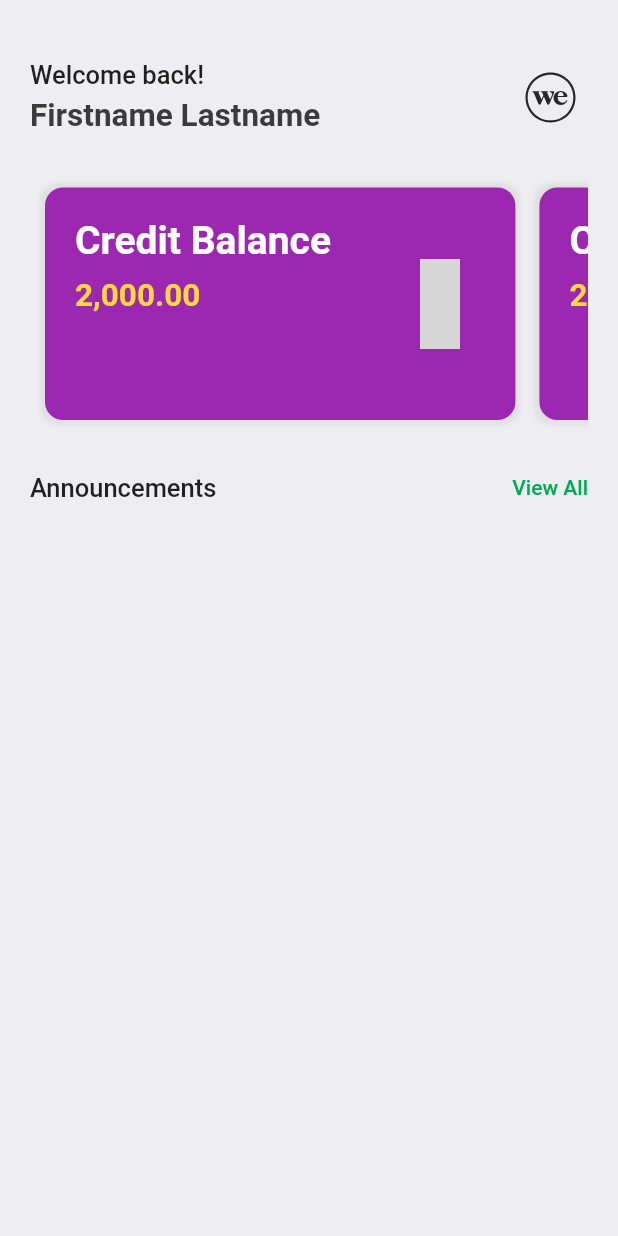
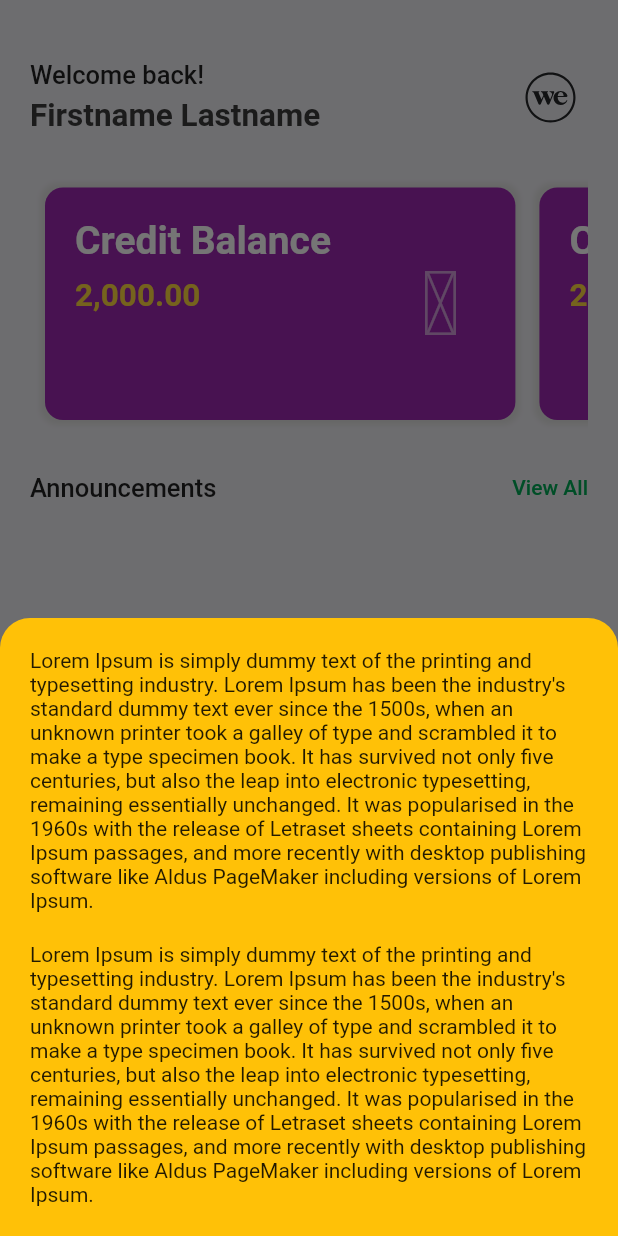
Before and after one commit to suarezph/flutter_demoapp, a Flutter app: the DashboardScreen screen opened directly, after a tap on "View All", on a phone screen of 412 x 824 dp. Run offline on Flutter 3.47's test engine with Material 2 defaults, Android fonts, the phone set to English and light mode, and no system bars; our stand-ins replace auto_route, bloc, dio, equatable, eva_icons_flutter, flutter_bloc and 8 more; accounts and stored records are empty; network calls fail; grey boxes are pictures that could not be loaded.

```diff
--- /dev/null
+++ b/lib/modules/dashboard/screen/dashboard_filter_screen.dart
@@ -0,0 +1,63 @@
+import 'package:flutter/material.dart';
+import 'package:gap/gap.dart';
+
+class DashboardFilterScreen extends StatelessWidget {
+  const DashboardFilterScreen({Key? key}) : super(key: key);
+
+  Widget makeDismissible({
+    required Widget child,
+    required BuildContext context,
+  }) =>
+      GestureDetector(
+        behavior: HitTestBehavior.opaque,
+        onTap: () => Navigator.pop(context),
+        child: GestureDetector(onTap: () {}, child: child),
+      );
+
+  @override
+  Widget build(BuildContext context) {
+    return makeDismissible(
+      context: context,
+      child: DraggableScrollableSheet(
+        initialChildSize: 0.5, //set this as you want
+        maxChildSize: 1, //set this as you want
+        minChildSize: 0.5, //set this as you want
+        expand: true,
+        builder: (context, controller) {
+          return Container(
+            decoration: const BoxDecoration(
+              color: Colors.amber,
+              borderRadius: BorderRadius.only(
+                topLeft: Radius.circular(20),
+                topRight: Radius.circular(20),
+              ),
+            ),
+            child: ListView(
+              controller: controller,
+              children: [
+                Padding(
+                  padding: const EdgeInsets.all(20.0),
+                  child: Column(
+                    children: const [
+                      Text(
+                          "Lorem Ipsum is simply dummy text of the printing and typesetting industry. Lorem Ipsum has been the industry's standard dummy text ever since the 1500s, when an unknown printer took a galley of type and scrambled it to make a type specimen book. It has survived not only five centuries, but also the leap into electronic typesetting, remaining essentially unchanged. It was popularised in the 1960s with the release of Letraset sheets containing Lorem Ipsum passages, and more recently with desktop publishing software like Aldus PageMaker including versions of Lorem Ipsum."),
+                      Gap(20),
+                      Text(
+                          "Lorem Ipsum is simply dummy text of the printing and typesetting industry. Lorem Ipsum has been the industry's standard dummy text ever since the 1500s, when an unknown printer took a galley of type and scrambled it to make a type specimen book. It has survived not only five centuries, but also the leap into electronic typesetting, remaining essentially unchanged. It was popularised in the 1960s with the release of Letraset sheets containing Lorem Ipsum passages, and more recently with desktop publishing software like Aldus PageMaker including versions of Lorem Ipsum."),
+                      Gap(20),
+                      Text(
+                          "Lorem Ipsum is simply dummy text of the printing and typesetting industry. Lorem Ipsum has been the industry's standard dummy text ever since the 1500s, when an unknown printer took a galley of type and scrambled it to make a type specimen book. It has survived not only five centuries, but also the leap into electronic typesetting, remaining essentially unchanged. It was popularised in the 1960s with the release of Letraset sheets containing Lorem Ipsum passages, and more recently with desktop publishing software like Aldus PageMaker including versions of Lorem Ipsum."),
+                      Gap(20),
+                      Text(
+                          "Lorem Ipsum is simply dummy text of the printing and typesetting industry. Lorem Ipsum has been the industry's standard dummy text ever since the 1500s, when an unknown printer took a galley of type and scrambled it to make a type specimen book. It has survived not only five centuries, but also the leap into electronic typesetting, remaining essentially unchanged. It was popularised in the 1960s with the release of Letraset sheets containing Lorem Ipsum passages, and more recently with desktop publishing software like Aldus PageMaker including versions of Lorem Ipsum."),
+                    ],
+                  ),
+                )
+              ],
+            ),
+          );
+        },
+      ),
+    );
+  }
+}
--- a/lib/widgets/header_view_widget.dart
+++ b/lib/widgets/header_view_widget.dart
@@ -1,4 +1,5 @@
 import 'package:demoapp/constants/theme.dart';
+import 'package:demoapp/modules/dashboard/screen/dashboard_filter_screen.dart';
 import 'package:flutter/material.dart';
 
 class AppHeaderViewWidget extends StatelessWidget {
@@ -21,7 +22,20 @@ class AppHeaderViewWidget extends StatelessWidget {
         ),
         if (smallText != null)
           InkWell(
-            onTap: () {},
+            onTap: () {
+              showModalBottomSheet(
+                backgroundColor: Colors.transparent,
+                isScrollControlled: true,
+                isDismissible: true,
+                enableDrag: false,
+                shape: const RoundedRectangleBorder(
+                    borderRadius:
+                        BorderRadius.vertical(top: Radius.circular(20.0))),
+                context: context,
+                builder: (BuildContext context) =>
+                    const DashboardFilterScreen(),
+              );
+            },
             child: Text(
               smallText!,
               style: Styles.headLineStyle4.copyWith(
```
